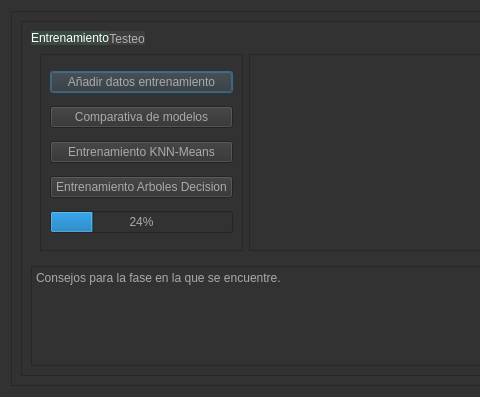
First picture: the form in main.ui, repository clxudiajazmin/Clasificador-de-noticias, before the edit; both pictures show x 0 to 480 and y 0 to 397 of the 789 by 397 pixel window.
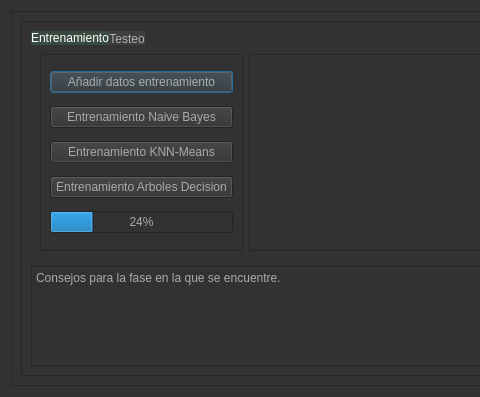
Second picture: the form after the edit. The open tabs and pages were chosen to show the change.

```diff
--- a/main.ui
+++ b/main.ui
@@ -336,7 +336,7 @@
                 <item>
                  <widget class="QPushButton" name="comparModelsBtn">
                   <property name="text">
-                   <string>Comparativa de modelos</string>
+                   <string>Entrenamiento Naive Bayes</string>
                   </property>
                  </widget>
                 </item>
```
Left out of the diff: 6 changed lines with no effect on the pictures.
